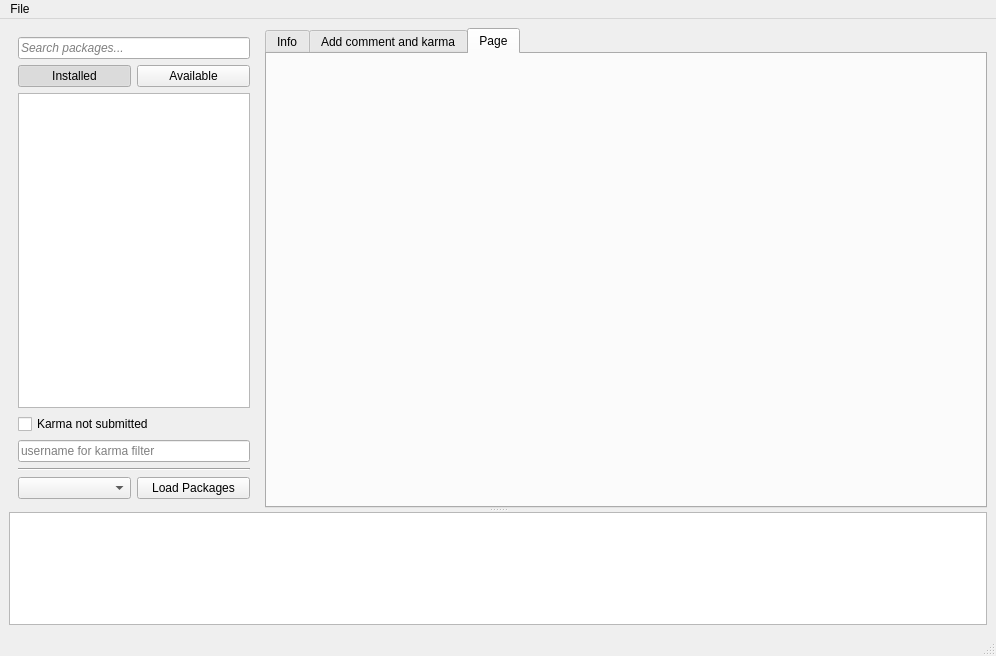
This is src/ui/mainwindow.ui in examon/fedora-gooey-karma as Qt 5 draws it before an edit. The edited form follows.
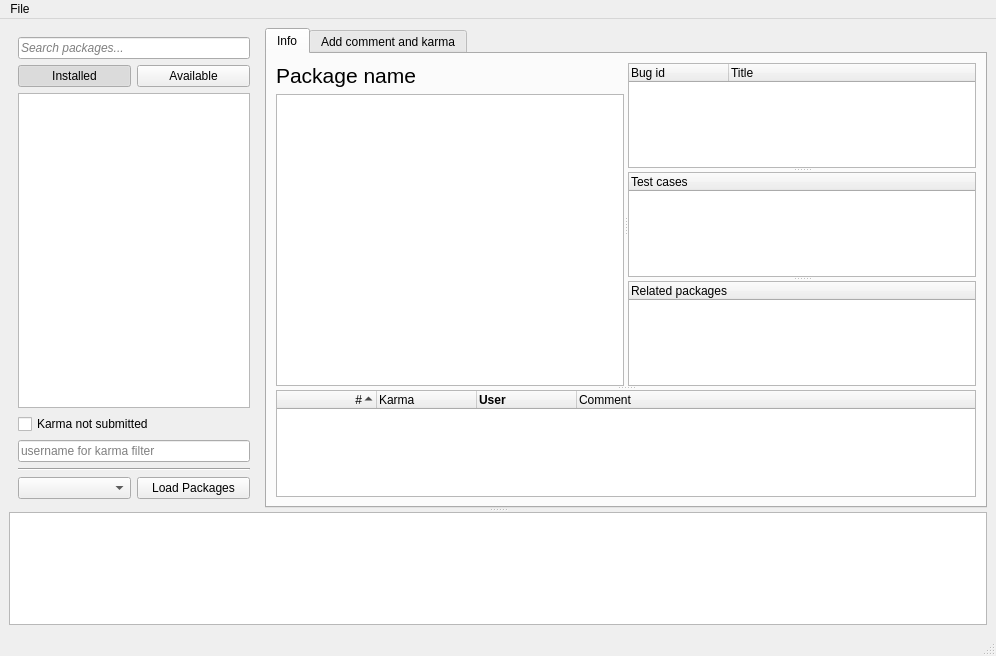
This is the edited form. The open tabs and pages were chosen to show the change.

Commit message: Available packages, centering window

Diff of the .ui file:
```diff
--- a/src/ui/mainwindow.ui
+++ b/src/ui/mainwindow.ui
@@ -478,20 +478,6 @@
             </item>
            </layout>
           </widget>
-          <widget class="QWidget" name="tab">
-           <attribute name="title">
-            <string>Page</string>
-           </attribute>
-           <layout class="QHBoxLayout" name="horizontalLayout_3">
-            <item>
-             <widget class="QSplitter" name="splitter">
-              <property name="orientation">
-               <enum>Qt::Vertical</enum>
-              </property>
-             </widget>
-            </item>
-           </layout>
-          </widget>
          </widget>
         </item>
        </layout>
```
The commit also changes 4 other files.
